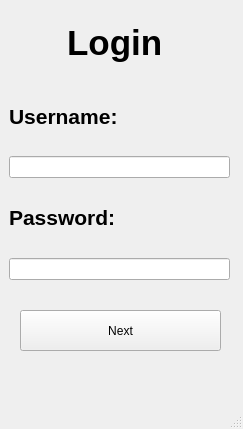
Above: loginwindows.ui from GersonPincheira/Flipigas before the change. Below: the same form after it.
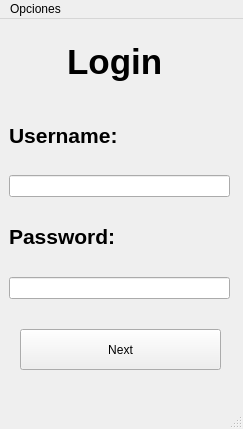
That is the form after the change.

```diff
--- a/loginwindows.ui
+++ b/loginwindows.ui
@@ -80,6 +80,14 @@
      <height>19</height>
     </rect>
    </property>
+   <widget class="QMenu" name="menuOpciones">
+    <property name="title">
+     <string>Opciones</string>
+    </property>
+    <addaction name="separator"/>
+    <addaction name="actionCerrar"/>
+   </widget>
+   <addaction name="menuOpciones"/>
   </widget>
   <widget class="QStatusBar" name="statusbar"/>
  </widget>
```
Left out of the diff: 24 changed lines with no effect on the pictures.
